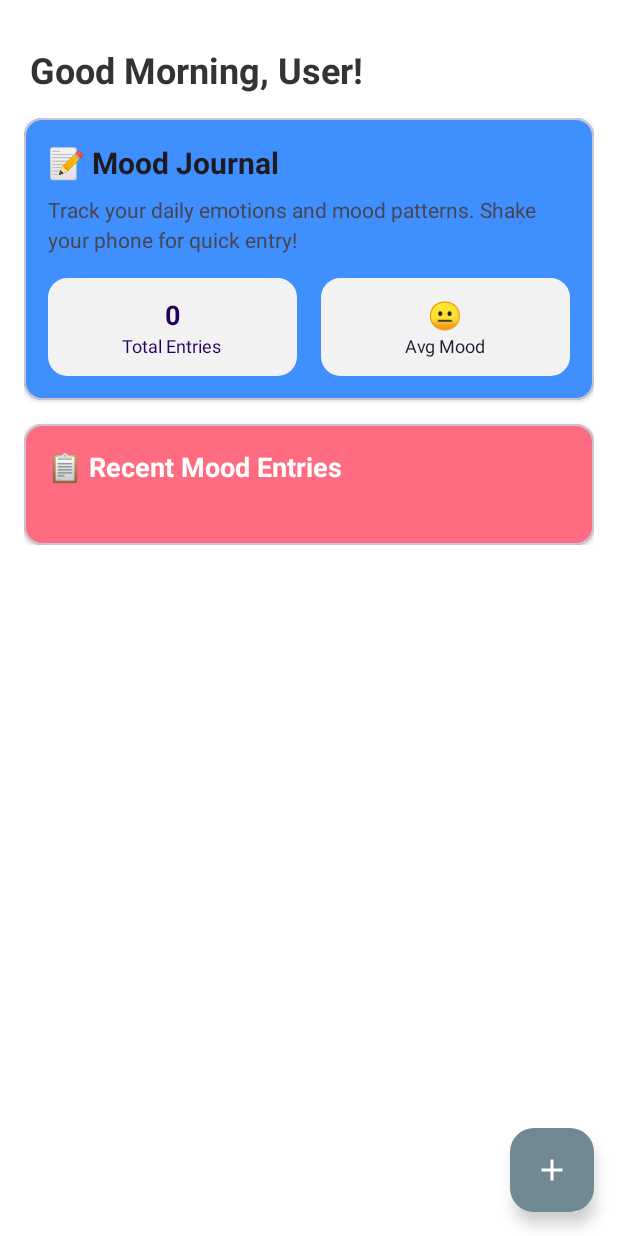
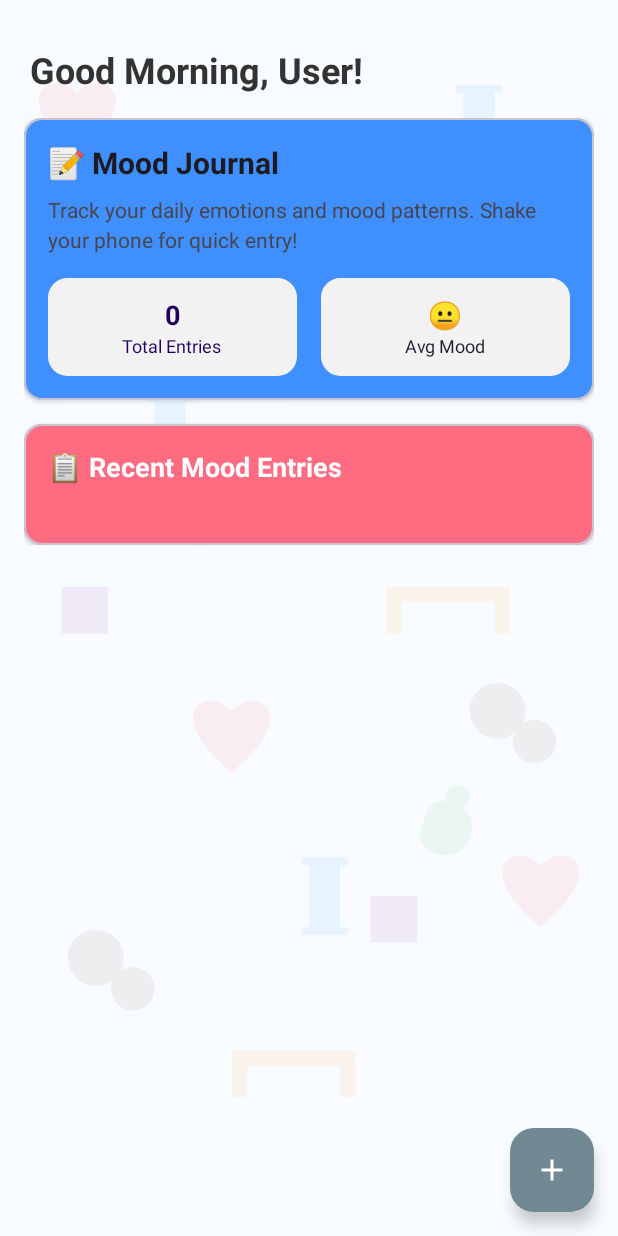
Before and after one commit to SanujaRubasinghe/LifeFlow, an Android app: the layout fragment_mood_journal.xml on its own in the app's theme, with its tools: preview values and no code run, on a phone screen of 412 x 824 dp. Run offline under Robolectric (Android 15) with nearby library versions, the light colour scheme and no system bars.

Commit message:
change main background

```diff
--- a/app/src/main/java/com/example/healthtracker/fragments/HabitTrackerFragment.kt
+++ b/app/src/main/java/com/example/healthtracker/fragments/HabitTrackerFragment.kt
@@ -137,6 +137,8 @@ class HabitTrackerFragment : Fragment() {
             val index = allHabits.indexOfFirst { it.id == updatedHabit.id }
             if (index != -1) {
                 allHabits[index] = updatedHabit
+            } else {
+                allHabits.add(updatedHabit)
             }
         }
         sharedPrefsManager.saveHabits(allHabits)
@@ -169,6 +171,7 @@ class HabitTrackerFragment : Fragment() {
                         targetCount = target,
                         unit = unit
                     )
+                    newHabit.isActive = true
                     habits.add(newHabit)
                     saveHabits()
                     habitAdapter.notifyItemInserted(habits.size - 1)
--- a/app/src/main/res/layout/fragment_charts.xml
+++ b/app/src/main/res/layout/fragment_charts.xml
@@ -4,7 +4,7 @@
     xmlns:app="http://schemas.android.com/apk/res-auto"
     android:layout_width="match_parent"
     android:layout_height="match_parent"
-    android:background="@color/bg_color"
+    android:background="@drawable/bg_habit_tracker"
     android:paddingTop="30dp"
     android:paddingHorizontal="16dp">
 
--- a/app/src/main/res/layout/fragment_mood_journal.xml
+++ b/app/src/main/res/layout/fragment_mood_journal.xml
@@ -4,7 +4,7 @@
     xmlns:app="http://schemas.android.com/apk/res-auto"
     android:layout_width="match_parent"
     android:layout_height="match_parent"
-    android:background="@color/bg_color"
+    android:background="@drawable/bg_habit_tracker"
     android:paddingTop="30dp">
 
     <!-- Greeting -->
--- a/app/src/main/res/layout/fragment_user_profile.xml
+++ b/app/src/main/res/layout/fragment_user_profile.xml
@@ -3,7 +3,7 @@
     xmlns:app="http://schemas.android.com/apk/res-auto"
     android:layout_width="match_parent"
     android:layout_height="match_parent"
-    android:background="@color/bg_color"
+    android:background="@drawable/bg_habit_tracker"
     android:paddingTop="30dp"
     android:paddingHorizontal="16dp">
 
```
